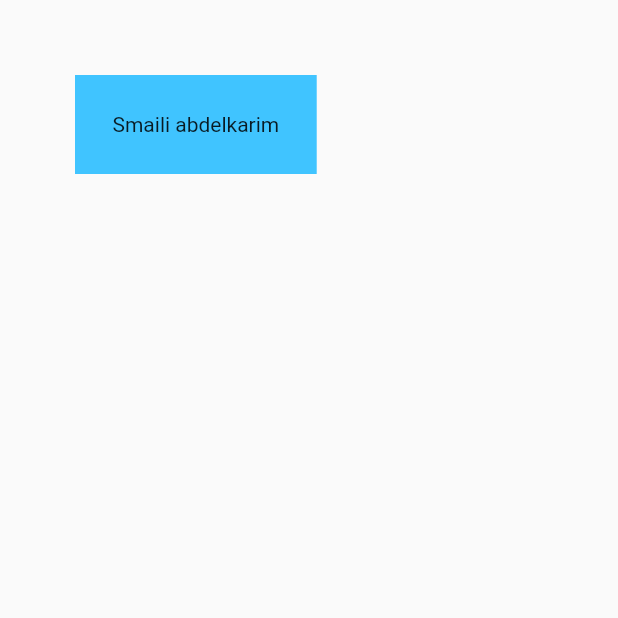
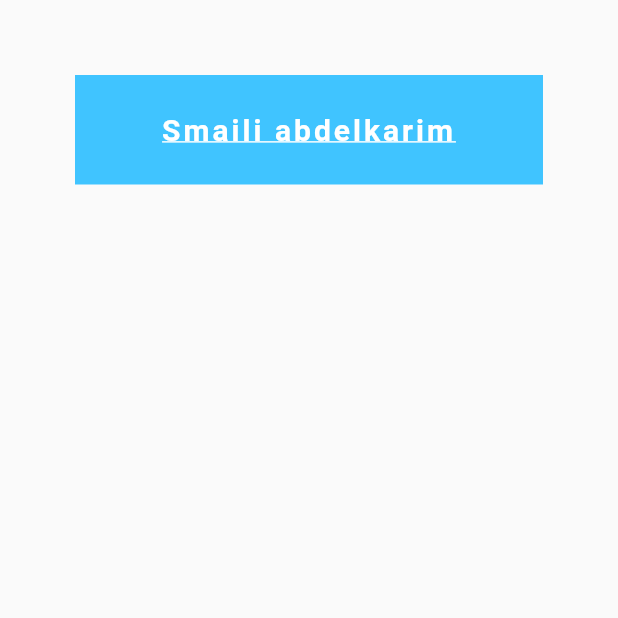
Before and after one commit to smailiAbdelkarim/Flutter-Learning, a Flutter app: the screen it shows after launch, on a phone screen of 412 x 824 dp, the top half of it. Run offline on Flutter 3.47's test engine with Material 2 defaults, Android fonts, the phone set to English and light mode, and no system bars.

Commit message:
Text styling with TextStyle widget

```diff
--- a/expanded_column/lib/main.dart
+++ b/expanded_column/lib/main.dart
@@ -22,7 +22,18 @@ class HomeScreen extends StatelessWidget{
          color: Colors.lightBlueAccent,  // background color of my container
          margin: EdgeInsets.all(50),  // take 50 from all directions
          padding: EdgeInsets.all(25),  // simple padding
-         child: Text("Smaili abdelkarim"),
+         width: 400,
+         child: Text("Smaili abdelkarim",
+           textAlign: TextAlign.center,
+           style: TextStyle(
+               color: Colors.white,
+               fontSize: 20,
+               fontWeight: FontWeight.bold,
+               letterSpacing: 2,
+               decoration: TextDecoration.underline,
+
+           ),
+         ),
        ),
      );
   }
```
